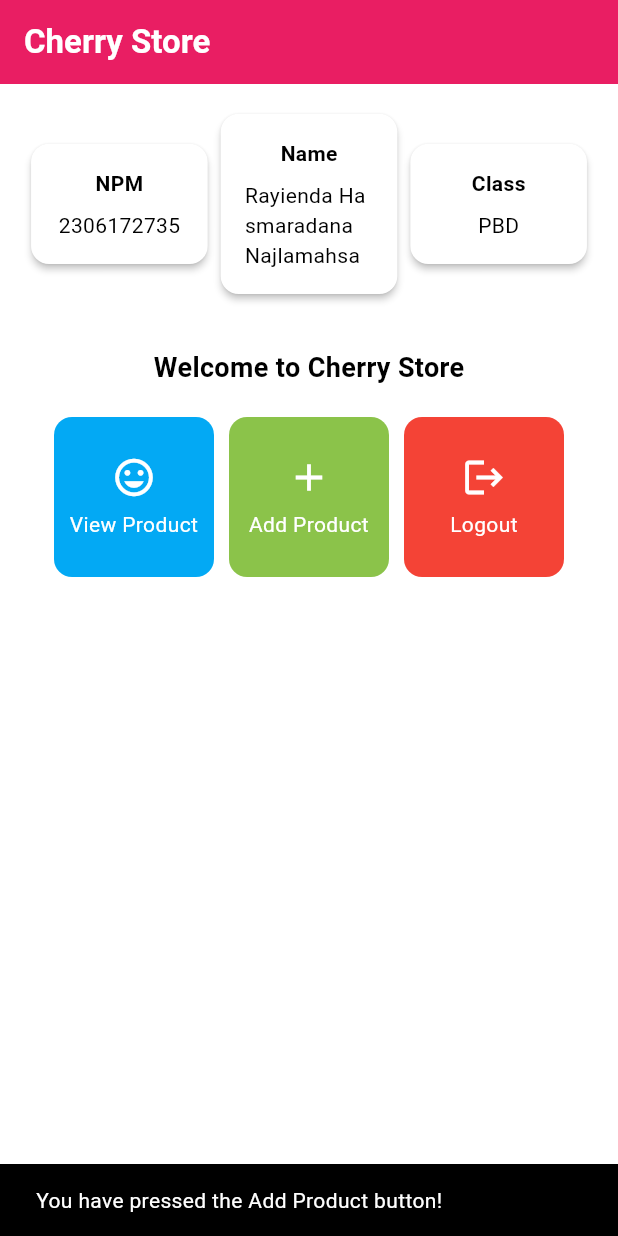
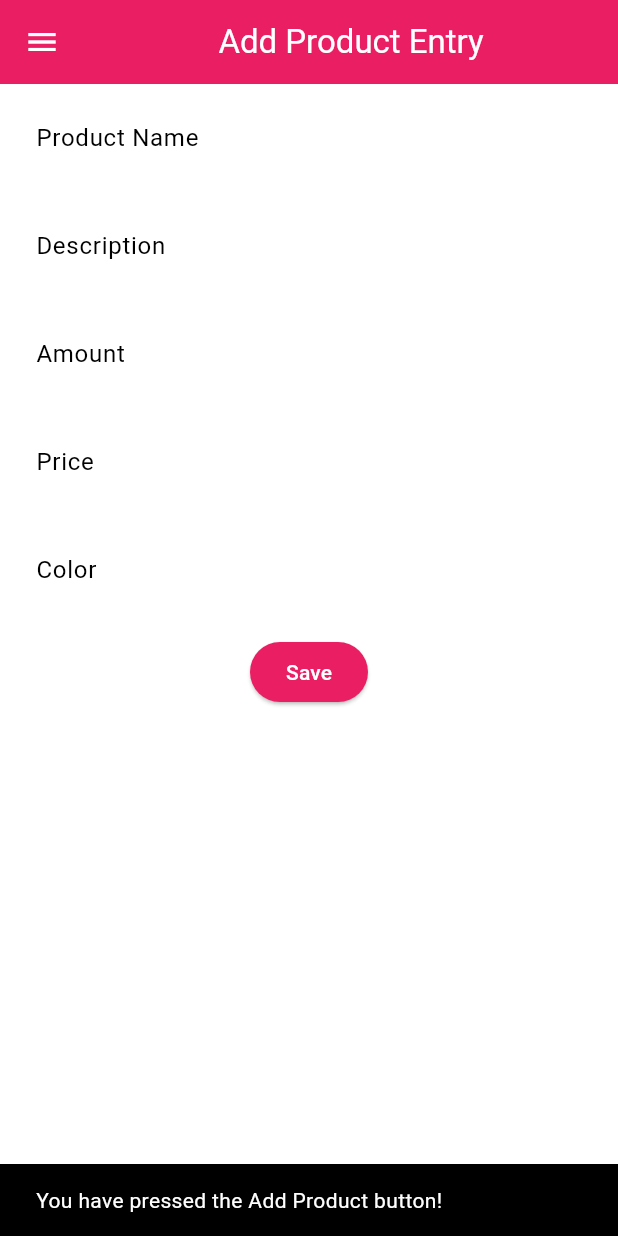
Before and after one commit to rayienda/cherry-store-mobile, a Flutter app: the screen it shows after launch, after a tap on "Add Product", on a phone screen of 412 x 824 dp. Run offline on Flutter 3.47's test engine with Material 3 defaults, Android fonts, the phone set to English and light mode, and no system bars.

Commit message:
done assignment 8

```diff
--- a/lib/main.dart
+++ b/lib/main.dart
@@ -1,5 +1,5 @@
 import 'package:flutter/material.dart';
-import 'package:cherry_store/menu.dart';
+import 'package:cherry_store/screens/menu.dart';
 
 void main() {
   runApp(const MyApp());
--- a/lib/menu.dart
+++ b/lib/screens/menu.dart
@@ -1,11 +1,13 @@
 import 'package:flutter/material.dart';
+import 'package:cherry_store/widgets/left_drawer.dart';
+import 'package:cherry_store/widgets/product_card.dart';
 
 class MyHomePage extends StatelessWidget {
   final String npm = '2306172735'; // NPM
   final String name = 'Rayienda Hasmaradana Najlamahsa'; // Name
   final String className = 'PBD'; // Class
   final List<ItemHomepage> items = [
-         ItemHomepage("View Product", Icons.mood),
+         ItemHomepage("View Product", Icons.airplay),
          ItemHomepage("Add Product", Icons.add),
          ItemHomepage("Logout", Icons.logout),
   ];
@@ -17,6 +19,7 @@ class MyHomePage extends StatelessWidget {
     return Scaffold(
       // AppBar is the top part of the page that displays the title.
       appBar: AppBar(
+        // The title of the application "Cherry Store" with white text and bold font.
         title: const Text(
           'Cherry Store',
           style: TextStyle(
@@ -26,7 +29,11 @@ class MyHomePage extends StatelessWidget {
         ),
         // The background color of the AppBar is obtained from the application theme color scheme.
         backgroundColor: Theme.of(context).colorScheme.primary,
+        // Set drawer icon color to white
+        iconTheme: const IconThemeData(color: Colors.white),
       ),
+      // Add drawer as a parameter value for the drawer attribute of the Scaffold widget
+      drawer: const LeftDrawer(),
       // Body of the page with paddings around it.
       body: Padding(
         padding: const EdgeInsets.all(16.0),
@@ -90,6 +97,7 @@ class MyHomePage extends StatelessWidget {
   }
 }
 
+
 class InfoCard extends StatelessWidget {
   // Card information that displays the title and content.
 
@@ -100,6 +108,7 @@ class InfoCard extends StatelessWidget {
 
   @override
   Widget build(BuildContext context) {
+
     return Card(
       // Create a card box with a shadow.
       elevation: 2.0,
@@ -122,70 +131,3 @@ class InfoCard extends StatelessWidget {
     );
   }
 }
-
-class ItemHomepage {
-    final String name;
-    final IconData icon;
-
-    ItemHomepage(this.name, this.icon);
-}
-
-class ItemCard extends StatelessWidget {
-  // Display the card with an icon and name.
-
-  final ItemHomepage item;
-
-  const ItemCard(this.item, {super.key});
-
-    @override
-  Widget build(BuildContext context) {
-    // Assign different colors based on the item name
-    Color getButtonColor() {
-      switch (item.name) {
-        case "View Product":
-          return Colors.lightBlue; // Color for "View Product" button
-        case "Add Product":
-          return Colors.lightGreen; // Color for "Add Product" button
-        case "Logout":
-          return Colors.red; // Color for "Logout" button
-        default:
-          return Theme.of(context).colorScheme.secondary;
-      }
-    }
-
-    return Material(
-      color: getButtonColor(),
-      borderRadius: BorderRadius.circular(12),
-      child: InkWell(
-        onTap: () {
-          ScaffoldMessenger.of(context)
-            ..hideCurrentSnackBar()
-            ..showSnackBar(
-              SnackBar(content: Text("You have pressed the ${item.name} button!"))
-            );
-        },
-        child: Container(
-          padding: const EdgeInsets.all(8),
-          child: Center(
-            child: Column(
-              mainAxisAlignment: MainAxisAlignment.center,
-              children: [
-                Icon(
-                  item.icon,
-                  color: Colors.white,
-                  size: 30.0,
-                ),
-                const Padding(padding: EdgeInsets.all(3)),
-                Text(
-                  item.name,
-                  textAlign: TextAlign.center,
-                  style: const TextStyle(color: Colors.white),
-                ),
-              ],
-            ),
-          ),
-        ),
-      ),
-    );
-  }
-}
--- /dev/null
+++ b/lib/screens/productentry_form.dart
@@ -0,0 +1,214 @@
+import 'package:flutter/material.dart';
+import 'package:cherry_store/widgets/left_drawer.dart';
+
+class ProductEntryFormPage extends StatefulWidget {
+  const ProductEntryFormPage({super.key});
+
+  @override
+  State<ProductEntryFormPage> createState() => _ProductEntryFormPageState();
+}
+
+class _ProductEntryFormPageState extends State<ProductEntryFormPage> {
+  final _formKey = GlobalKey<FormState>();
+  String _name = "";
+	String _description = "";
+	int _amount = 0;
+  String _color = "";
+  int _price = 0;
+
+  @override
+  Widget build(BuildContext context) {
+    return Scaffold(
+    appBar: AppBar(
+      title: const Center(
+        child: Text(
+          'Add Product Entry',
+        ),
+      ),
+      backgroundColor: Theme.of(context).colorScheme.primary,
+      foregroundColor: Colors.white,
+    ),
+    drawer: const LeftDrawer(),
+    body: Form(
+      key: _formKey,
+      child: SingleChildScrollView(
+        child: Column(
+          crossAxisAlignment: CrossAxisAlignment.start,
+          children: [
+            Padding(
+              padding: const EdgeInsets.all(8.0),
+              child: TextFormField(
+                decoration: InputDecoration(
+                  hintText: "Product Name",
+                  labelText: "Product Name",
+                  border: OutlineInputBorder(
+                    borderRadius: BorderRadius.circular(5.0),
+                  ),
+                ),
+                onChanged: (String? value) {
+                  setState(() {
+                    _name = value!;
+                  });
+                },
+                validator: (String? value) {
+                  if (value == null || value.isEmpty) {
+                    return "Insert Product Name.";
+                  }
+                  return null;
+                },
+              ),
+            ),
+            Padding(
+              padding: const EdgeInsets.all(8.0),
+              child: TextFormField(
+                decoration: InputDecoration(
+                  hintText: "Description",
+                  labelText: "Description",
+                  border: OutlineInputBorder(
+                    borderRadius: BorderRadius.circular(5.0),
+                  ),
+                ),
+                onChanged: (String? value) {
+                  setState(() {
+                    _description = value!;
+                  });
+                },
+                validator: (String? value) {
+                  if (value == null || value.isEmpty) {
+                    return "Fill in the description.";
+                  }
+                  return null;
+                },
+              ),
+            ),
+            Padding(
+              padding: const EdgeInsets.all(8.0),
+              child: TextFormField(
+                decoration: InputDecoration(
+                  hintText: "Amount",
+                  labelText: "Amount",
+                  border: OutlineInputBorder(
+                    borderRadius: BorderRadius.circular(5.0),
+                  ),
+                ),
+                onChanged: (String? value) {
+                  setState(() {
+                    _amount = int.tryParse(value!) ?? 0;
+                  });
+                },
+                validator: (String? value) {
+                  if (value == null || value.isEmpty) {
+                    return "Product amount must be > 1";
+                  }
+                  if (int.tryParse(value) == null) {
+                    return "Product amount must be > 1!";
+                  }
+                  return null;
+                },
+              ),
+            ),
+            Padding(
+              padding: const EdgeInsets.all(8.0),
+              child: TextFormField(
+                decoration: InputDecoration(
+                  hintText: "Price",
+                  labelText: "Price",
+                  border: OutlineInputBorder(
+                    borderRadius: BorderRadius.circular(5.0),
+                  ),
+                ),
+                onChanged: (String? value) {
+                  setState(() {
+                    _price = int.tryParse(value!) ?? 0;
+                  });
+                },
+                validator: (String? value) {
+                  if (value == null || value.isEmpty) {
+                    return "Insert Price.";
+                  }
+                  if (int.tryParse(value) == null) {
+                    return "Insert Price";
+                  }
+                  return null;
+                },
+              ),
+            ),
+            Padding(
+              padding: const EdgeInsets.all(8.0),
+              child: TextFormField(
+                decoration: InputDecoration(
+                  hintText: "Color",
+                  labelText: "Color",
+                  border: OutlineInputBorder(
+                    borderRadius: BorderRadius.circular(5.0),
+                  ),
+                ),
+                onChanged: (String? value) {
+                  setState(() {
+                    _color = value!;
+                  });
+                },
+                validator: (String? value) {
+                  if (value == null || value.isEmpty) {
+                    return "Insert Product's Color.";
+                  }
+                  return null;
+                },
+              ),
+            ),
+            Align(
+              alignment: Alignment.bottomCenter,
+              child: Padding(
+                padding: const EdgeInsets.all(8.0),
+                child: ElevatedButton(
+                  style: ButtonStyle(
+                    backgroundColor: WidgetStateProperty.all(
+                        Theme.of(context).colorScheme.primary),
+                  ),
+                  onPressed: () {
+                    if (_formKey.currentState!.validate()) {
+                      showDialog(
+                        context: context,
+                        builder: (context) {
+                          return AlertDialog(
+                            title: const Text('Product is successfully saved'),
+                            content: SingleChildScrollView(
+                              child: Column(
+                                crossAxisAlignment: CrossAxisAlignment.start,
+                                children: [
+                                  Text('Product Name: $_name'),
+                                  Text('Description: $_description'),
+                                  Text('Amount: $_amount'),
+                                  Text('Price: $_price'),
+                                  Text('Color: $_color'),
+                                ],
+                              ),
+                            ),
+                            actions: [
+                              TextButton(
+                                child: const Text('OK'),
+                                onPressed: () {
+                                  Navigator.pop(context);
+                                  _formKey.currentState!.reset();
+                                },
+                              ),
+                            ],
+                          );
+                        },
+                      );
+                    }
+                  },
+                  child: const Text(
+                    "Save",
+                    style: TextStyle(color: Colors.white),
+                  ),
+                ),
+              ),
+            ),
+          ],
+        ),
+      ),
+    ),
+  );
+  }
+}
--- /dev/null
+++ b/lib/widgets/left_drawer.dart
@@ -0,0 +1,69 @@
+import 'package:flutter/material.dart';
+import 'package:cherry_store/screens/menu.dart';
+import 'package:cherry_store/screens/productentry_form.dart';
+
+class LeftDrawer extends StatelessWidget {
+  const LeftDrawer({super.key});
+
+  @override
+  Widget build(BuildContext context) {
+    return Drawer(
+      child: ListView(
+        children: [
+          DrawerHeader(
+            decoration: BoxDecoration(
+              color: Theme.of(context).colorScheme.primary,
+            ),
+            child: const Column(
+              children: [
+                Text(
+                  'Mental Health Tracker',
+                  textAlign: TextAlign.center,
+                  style: TextStyle(
+                    fontSize: 24,
+                    fontWeight: FontWeight.bold,
+                    color: Colors.white,
+                  ),
+                ),
+                Padding(padding: EdgeInsets.all(8)),
+                Text(
+                  "Track your mental health every day here!",
+                  textAlign: TextAlign.center,
+                  style: TextStyle(
+                    fontSize: 15.0,
+                    fontWeight: FontWeight.normal,
+                    color: Colors.white,
+                  ),
+                )
+              ],
+            ),
+          ),
+            ListTile(
+              leading: const Icon(Icons.home_outlined),
+              title: const Text('Home Page'),
+              // Redirection part to MyHomePage
+              onTap: () {
+                Navigator.pushReplacement(
+                    context,
+                    MaterialPageRoute(
+                      builder: (context) => MyHomePage(),
+                    ));
+              },
+            ),
+            ListTile(
+              leading: const Icon(Icons.album),
+              title: const Text('Add Product'),
+              // Redirection part to MoodEntryFormPage
+              onTap: () {
+                Navigator.pushReplacement(
+                    context,
+                    MaterialPageRoute(
+                      builder: (context) => const ProductEntryFormPage(),
+                    ));
+              },
+            ),
+        ],
+      ),
+    );
+  }
+}
--- /dev/null
+++ b/lib/widgets/product_card.dart
@@ -0,0 +1,82 @@
+import 'package:cherry_store/screens/productentry_form.dart';
+import 'package:flutter/material.dart';
+
+class ItemHomepage {
+    final String name;
+    final IconData icon;
+
+    ItemHomepage(this.name, this.icon);
+}
+
+class ItemCard extends StatelessWidget {
+  // Display the card with an icon and name.
+  final ItemHomepage item;
+  const ItemCard(this.item, {super.key});
+
+  @override
+  Widget build(BuildContext context) {
+    // Assign different colors based on the item name
+    Color getButtonColor() {
+      switch (item.name) {
+        case "View Product":
+          return Colors.lightBlue; // Color for "View Product" button
+        case "Add Product":
+          return Colors.lightGreen; // Color for "Add Product" button
+        case "Logout":
+          return Colors.red; // Color for "Logout" button
+        default:
+          return Theme.of(context).colorScheme.secondary;
+      }
+    }
+    return Material(
+      // Specify the background color of the application theme.
+      color: getButtonColor(),
+      // Round the card border.
+      borderRadius: BorderRadius.circular(12),
+
+      child: InkWell(
+        // Action when the card is pressed.
+        onTap: () {
+          // Display the SnackBar message when the card is pressed.
+          ScaffoldMessenger.of(context)
+            ..hideCurrentSnackBar()
+            ..showSnackBar(
+              SnackBar(content: Text("You have pressed the ${item.name} button!"))
+            );
+          // Navigate to the appropriate route (depending on the button type)
+          if (item.name == "Add Product") {
+            Navigator.push(
+              context,
+              MaterialPageRoute(
+                builder: (context) => const ProductEntryFormPage(),
+              ),
+            );
+          }
+        },
+        // Container to store the Icon and Text
+        child: Container(
+          padding: const EdgeInsets.all(8),
+          child: Center(
+            child: Column(
+              // Place the Icon and Text in the center of the card.
+              mainAxisAlignment: MainAxisAlignment.center,
+              children: [
+                Icon(
+                  item.icon,
+                  color: Colors.white,
+                  size: 30.0,
+                ),
+                const Padding(padding: EdgeInsets.all(3)),
+                Text(
+                  item.name,
+                  textAlign: TextAlign.center,
+                  style: const TextStyle(color: Colors.white),
+                ),
+              ],
+            ),
+          ),
+        ),
+      ),
+    );
+  }
+}
```
Also changed, not shown: 1 other file.
